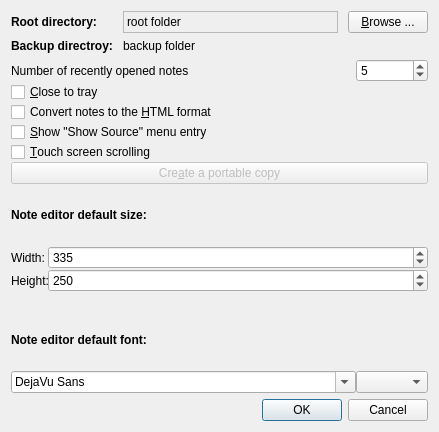
First picture: the form in src/ui/preferences.ui, repository hakaishi/nobleNote, before the edit.
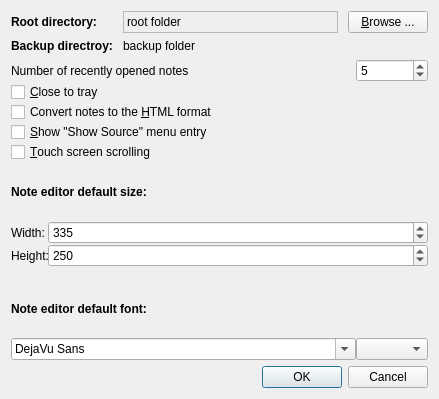
Second picture: the form after the edit. Icons and pictures are not drawn.

Commit message: removed "portable" from GUI. A separate portable version will be provided.

```diff
--- a/src/ui/preferences.ui
+++ b/src/ui/preferences.ui
@@ -7,7 +7,7 @@
     <x>0</x>
     <y>0</y>
     <width>439</width>
-    <height>432</height>
+    <height>399</height>
    </rect>
   </property>
   <property name="sizePolicy">
@@ -52,7 +52,7 @@
    </item>
    <item row="3" column="0" colspan="3">
     <layout class="QGridLayout" name="gridLayout_2">
-     <item row="9" column="0">
+     <item row="8" column="0">
       <widget class="QFontComboBox" name="fontComboBox">
        <property name="currentFont">
         <font>
@@ -62,7 +62,7 @@
        </property>
       </widget>
      </item>
-     <item row="8" column="0">
+     <item row="7" column="0">
       <widget class="QLabel" name="label_5">
        <property name="font">
         <font>
@@ -75,7 +75,7 @@
        </property>
       </widget>
      </item>
-     <item row="7" column="0" colspan="2">
+     <item row="6" column="0" colspan="2">
       <layout class="QFormLayout" name="formLayout">
        <property name="sizeConstraint">
         <enum>QLayout::SetDefaultConstraint</enum>
@@ -122,7 +122,7 @@
        </item>
       </layout>
      </item>
-     <item row="6" column="0" colspan="2">
+     <item row="5" column="0" colspan="2">
       <widget class="QLabel" name="label_2">
        <property name="font">
         <font>
@@ -172,7 +172,7 @@
        </property>
       </widget>
      </item>
-     <item row="9" column="1">
+     <item row="8" column="1">
       <widget class="QComboBox" name="fontSizeComboBox">
        <property name="sizePolicy">
         <sizepolicy hsizetype="Fixed" vsizetype="Fixed">
@@ -182,21 +182,6 @@
        </property>
       </widget>
      </item>
-     <item row="5" column="0" colspan="2">
-      <widget class="QPushButton" name="createPortable">
-       <property name="enabled">
-        <bool>false</bool>
-       </property>
-       <property name="toolTip">
-        <string>For example for USB sticks.
-This creates a copy of all
-neccessary data to a desired location.</string>
-       </property>
-       <property name="text">
-        <string>Cre&amp;ate a portable copy</string>
-       </property>
-      </widget>
-     </item>
      <item row="0" column="1">
       <widget class="QSpinBox" name="recentSpin">
        <property name="maximum">
```
The commit also changes 2 other files.
